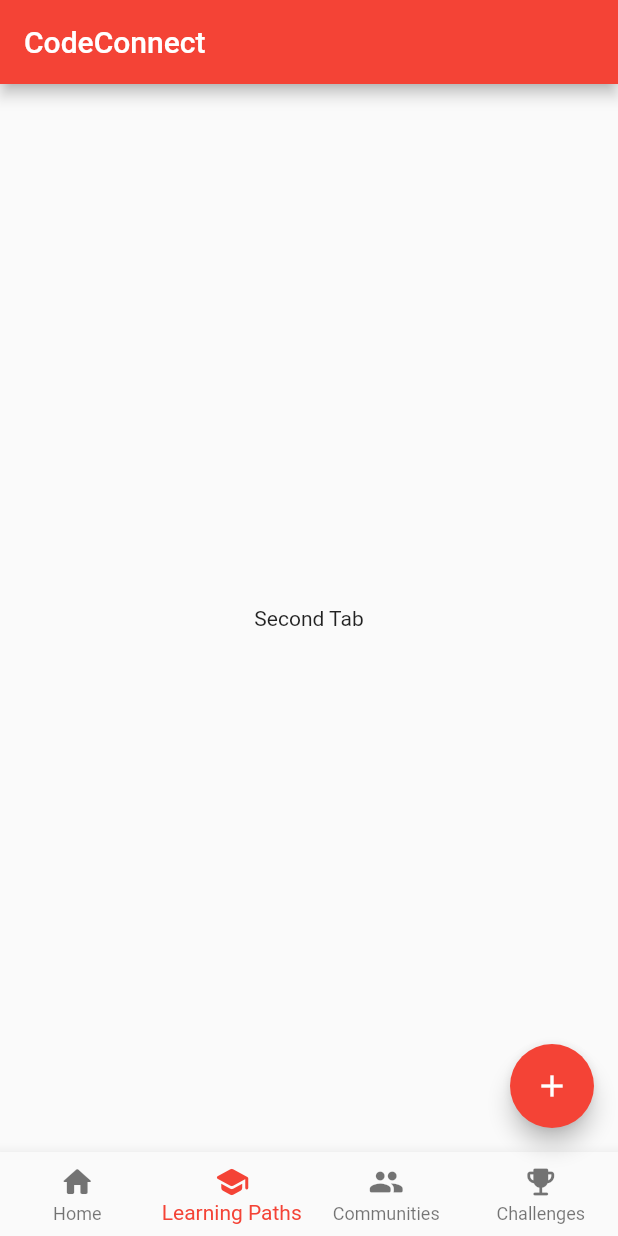
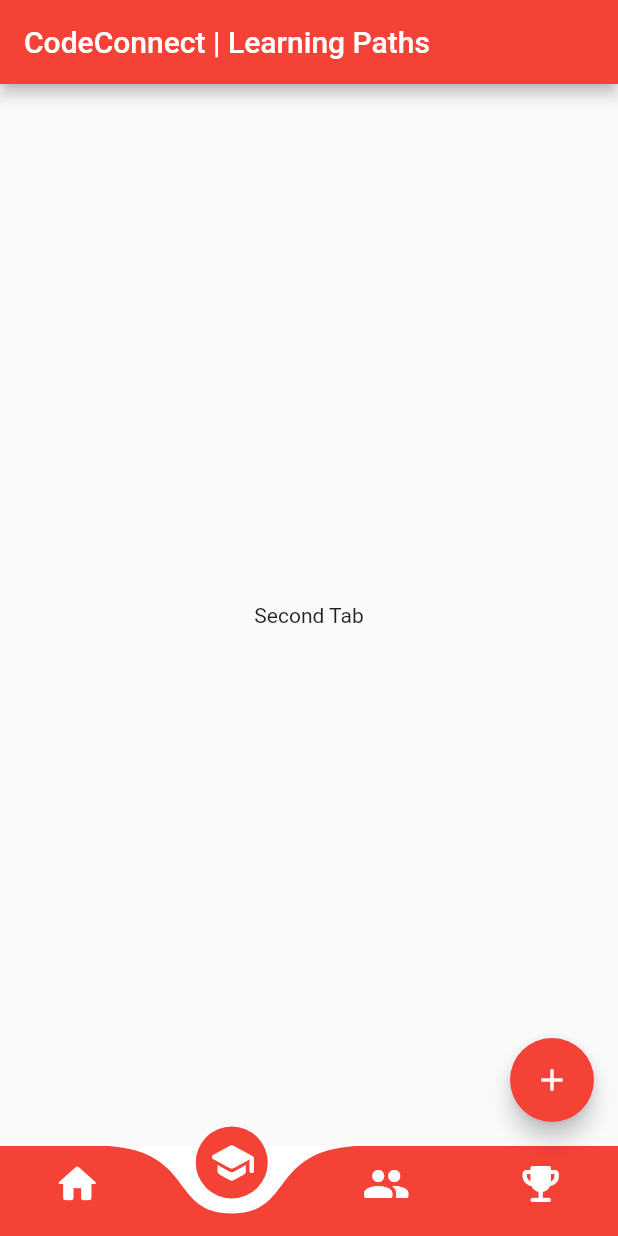
Before and after one commit to erxonxi/app-codeconnect, a Flutter app: the HomeScreen screen opened directly, item 2 of the bottom bar chosen, on a phone screen of 412 x 824 dp. Run offline on Flutter 3.47's test engine with Material 2 defaults, Android fonts, the light colour scheme and no system bars; our stand-ins replace bloc, equatable, flutter_bloc.

Commit message:
:sparkles: add curved navigation bar

```diff
--- a/lib/screens/home/home_screen.dart
+++ b/lib/screens/home/home_screen.dart
@@ -1,5 +1,6 @@
 import 'package:flutter/material.dart';
 
+import 'widgets/curved_navigation_bar/curved_navigation_bar.dart';
 import 'widgets/home_tab_view.dart';
 
 class HomeScreen extends StatefulWidget {
@@ -13,7 +14,6 @@ class HomeScreen extends StatefulWidget {
 
 class _HomeScreenState extends State<HomeScreen> with TickerProviderStateMixin {
   int _counter = 0;
-  int _currentIndex = 0;
 
   late TabController _tabController;
 
@@ -25,12 +25,81 @@ class _HomeScreenState extends State<HomeScreen> with TickerProviderStateMixin {
 
   @override
   Widget build(BuildContext context) {
+    final theme = Theme.of(context);
+    final mediaQuery = MediaQuery.of(context);
+
+    bool isMobile = mediaQuery.size.width < 600;
+
+    String title = _tabController.index == 0
+        ? 'Home'
+        : _tabController.index == 1
+            ? 'Learning Paths'
+            : _tabController.index == 2
+                ? 'Communities'
+                : 'Challenges';
+
     return Scaffold(
       appBar: AppBar(
-        title: Text(widget.title),
+        title: Text('${widget.title} | $title'),
       ),
       body: HomeTabView(tabController: _tabController, counter: _counter),
-      bottomNavigationBar: buildBottomNavigationBar(),
+      drawer: isMobile
+          ? null
+          : Drawer(
+              child: ListView(
+                padding: EdgeInsets.zero,
+                children: <Widget>[
+                  DrawerHeader(
+                    decoration: BoxDecoration(
+                      color: theme.primaryColor,
+                    ),
+                    child: const Center(
+                      child: Text(
+                        'CodeConnect',
+                        style: TextStyle(
+                          color: Colors.white,
+                          fontSize: 24,
+                        ),
+                      ),
+                    ),
+                  ),
+                  // same as bottom navigation bar
+                  ListTile(
+                    leading: const Icon(Icons.home_rounded),
+                    title: const Text('Home'),
+                    onTap: () {
+                      _onTabTapped(0);
+                      Navigator.pop(context);
+                    },
+                  ),
+                  ListTile(
+                    leading: const Icon(Icons.school_rounded),
+                    title: const Text('Learning Paths'),
+                    onTap: () {
+                      _onTabTapped(1);
+                      Navigator.pop(context);
+                    },
+                  ),
+                  ListTile(
+                    leading: const Icon(Icons.people_rounded),
+                    title: const Text('Communities'),
+                    onTap: () {
+                      _onTabTapped(2);
+                      Navigator.pop(context);
+                    },
+                  ),
+                  ListTile(
+                    leading: const Icon(Icons.emoji_events_rounded),
+                    title: const Text('Challenges'),
+                    onTap: () {
+                      _onTabTapped(3);
+                      Navigator.pop(context);
+                    },
+                  ),
+                ],
+              ),
+            ),
+      bottomNavigationBar: isMobile ? buildBottomNavigationBar() : null,
       floatingActionButton: buildFloatingActionButton(),
     );
   }
@@ -43,28 +112,23 @@ class _HomeScreenState extends State<HomeScreen> with TickerProviderStateMixin {
     );
   }
 
-  BottomNavigationBar buildBottomNavigationBar() {
-    return BottomNavigationBar(
-      currentIndex: _currentIndex,
-      type: BottomNavigationBarType.fixed,
+  Widget buildBottomNavigationBar() {
+    final theme = Theme.of(context);
+
+    return CurvedNavigationBar(
+      backgroundColor: Colors.white,
+      color: theme.primaryColor,
+      animationDuration: const Duration(milliseconds: 200),
       onTap: _onTabTapped,
-      items: const [
-        BottomNavigationBarItem(
-          icon: Icon(Icons.home_rounded),
-          label: 'Home',
-        ),
-        BottomNavigationBarItem(
-          icon: Icon(Icons.school_rounded),
-          label: 'Learning Paths',
-        ),
-        BottomNavigationBarItem(
-          icon: Icon(Icons.people_rounded),
-          label: 'Communities',
-        ),
-        BottomNavigationBarItem(
-            icon: Icon(Icons.emoji_events_rounded),
-            label: 'Challenges'
-        )
+      height: 60,
+      items: [
+        Icon(Icons.home_rounded, color: theme.primaryIconTheme.color, size: 32),
+        Icon(Icons.school_rounded,
+            color: theme.primaryIconTheme.color, size: 32),
+        Icon(Icons.people_rounded,
+            color: theme.primaryIconTheme.color, size: 32),
+        Icon(Icons.emoji_events_rounded,
+            color: theme.primaryIconTheme.color, size: 32),
       ],
     );
   }
@@ -77,7 +141,6 @@ class _HomeScreenState extends State<HomeScreen> with TickerProviderStateMixin {
 
   void _onTabTapped(int value) {
     setState(() {
-      _currentIndex = value;
       _tabController.index = value;
     });
   }
--- /dev/null
+++ b/lib/screens/home/widgets/curved_navigation_bar/curved_navigation_bar.dart
@@ -0,0 +1,183 @@
+import 'package:flutter/material.dart';
+
+import 'nav_button.dart';
+import 'nav_custom_painter.dart';
+
+typedef _LetIndexPage = bool Function(int value);
+
+class CurvedNavigationBar extends StatefulWidget {
+  final List<Widget> items;
+  final int index;
+  final Color color;
+  final Color? buttonBackgroundColor;
+  final Color backgroundColor;
+  final ValueChanged<int>? onTap;
+  // ignore: library_private_types_in_public_api
+  final _LetIndexPage letIndexChange;
+  final Curve animationCurve;
+  final Duration animationDuration;
+  final double height;
+
+  CurvedNavigationBar({
+    Key? key,
+    required this.items,
+    this.index = 0,
+    this.color = Colors.white,
+    this.buttonBackgroundColor,
+    this.backgroundColor = Colors.blueAccent,
+    this.onTap,
+    // ignore: library_private_types_in_public_api
+    _LetIndexPage? letIndexChange,
+    this.animationCurve = Curves.easeOut,
+    this.animationDuration = const Duration(milliseconds: 600),
+    this.height = 75.0,
+  })  : letIndexChange = letIndexChange ?? ((_) => true),
+        assert(items.isNotEmpty),
+        assert(0 <= index && index < items.length),
+        assert(0 <= height && height <= 75.0),
+        super(key: key);
+
+  @override
+  CurvedNavigationBarState createState() => CurvedNavigationBarState();
+}
+
+class CurvedNavigationBarState extends State<CurvedNavigationBar>
+    with SingleTickerProviderStateMixin {
+  late double _startingPos;
+  int _endingIndex = 0;
+  late double _pos;
+  double _buttonHide = 0;
+  late Widget _icon;
+  late AnimationController _animationController;
+  late int _length;
+
+  @override
+  void initState() {
+    super.initState();
+    _icon = widget.items[widget.index];
+    _length = widget.items.length;
+    _pos = widget.index / _length;
+    _startingPos = widget.index / _length;
+    _animationController = AnimationController(vsync: this, value: _pos);
+    _animationController.addListener(() {
+      setState(() {
+        _pos = _animationController.value;
+        final endingPos = _endingIndex / widget.items.length;
+        final middle = (endingPos + _startingPos) / 2;
+        if ((endingPos - _pos).abs() < (_startingPos - _pos).abs()) {
+          _icon = widget.items[_endingIndex];
+        }
+        _buttonHide =
+            (1 - ((middle - _pos) / (_startingPos - middle)).abs()).abs();
+      });
+    });
+  }
+
+  @override
+  void didUpdateWidget(CurvedNavigationBar oldWidget) {
+    super.didUpdateWidget(oldWidget);
+    if (oldWidget.index != widget.index) {
+      final newPosition = widget.index / _length;
+      _startingPos = _pos;
+      _endingIndex = widget.index;
+      _animationController.animateTo(newPosition,
+          duration: widget.animationDuration, curve: widget.animationCurve);
+    }
+  }
+
+  @override
+  void dispose() {
+    _animationController.dispose();
+    super.dispose();
+  }
+
+  @override
+  Widget build(BuildContext context) {
+    Size size = MediaQuery.of(context).size;
+    return Container(
+      color: widget.backgroundColor,
+      height: widget.height,
+      child: Stack(
+        clipBehavior: Clip.none,
+        alignment: Alignment.bottomCenter,
+        children: <Widget>[
+          Positioned(
+            bottom: -40 - (75.0 - widget.height),
+            left: Directionality.of(context) == TextDirection.rtl
+                ? null
+                : _pos * size.width,
+            right: Directionality.of(context) == TextDirection.rtl
+                ? _pos * size.width
+                : null,
+            width: size.width / _length,
+            child: Center(
+              child: Transform.translate(
+                offset: Offset(
+                  0,
+                  -(1 - _buttonHide) * 80,
+                ),
+                child: Material(
+                  color: widget.buttonBackgroundColor ?? widget.color,
+                  type: MaterialType.circle,
+                  child: Padding(
+                    padding: const EdgeInsets.all(8.0),
+                    child: _icon,
+                  ),
+                ),
+              ),
+            ),
+          ),
+          Positioned(
+            left: 0,
+            right: 0,
+            bottom: 0 - (75.0 - widget.height),
+            child: CustomPaint(
+              painter: NavCustomPainter(
+                  _pos, _length, widget.color, Directionality.of(context)),
+              child: Container(
+                height: 75.0,
+              ),
+            ),
+          ),
+          Positioned(
+            left: 0,
+            right: 0,
+            bottom: 0 - (75.0 - widget.height),
+            child: SizedBox(
+                height: 100.0,
+                child: Row(
+                    children: widget.items.map((item) {
+                      return NavButton(
+                        onTap: _buttonTap,
+                        position: _pos,
+                        length: _length,
+                        index: widget.items.indexOf(item),
+                        child: Center(child: item),
+                      );
+                    }).toList())),
+          ),
+        ],
+      ),
+    );
+  }
+
+  void setPage(int index) {
+    _buttonTap(index);
+  }
+
+  void _buttonTap(int index) {
+    if (!widget.letIndexChange(index)) {
+      return;
+    }
+    if (widget.onTap != null) {
+      widget.onTap!(index);
+    }
+    final newPosition = index / _length;
+    setState(() {
+      _startingPos = _pos;
+      _endingIndex = index;
+      _animationController.animateTo(newPosition,
+          duration: widget.animationDuration, curve: widget.animationCurve);
+    });
+  }
+}
--- /dev/null
+++ b/lib/screens/home/widgets/curved_navigation_bar/nav_button.dart
@@ -0,0 +1,42 @@
+import 'package:flutter/material.dart';
+
+class NavButton extends StatelessWidget {
+  final double position;
+  final int length;
+  final int index;
+  final ValueChanged<int> onTap;
+  final Widget child;
+
+  const NavButton({super.key,
+    required this.onTap,
+    required this.position,
+    required this.length,
+    required this.index,
+    required this.child,
+  });
+
+  @override
+  Widget build(BuildContext context) {
+    final desiredPosition = 1.0 / length * index;
+    final difference = (position - desiredPosition).abs();
+    final verticalAlignment = 1 - length * difference;
+    final opacity = length * difference;
+    return Expanded(
+      child: GestureDetector(
+        behavior: HitTestBehavior.translucent,
+        onTap: () {
+          onTap(index);
+        },
+        child: SizedBox(
+            height: 75.0,
+            child: Transform.translate(
+              offset: Offset(
+                  0, difference < 1.0 / length ? verticalAlignment * 40 : 0),
+              child: Opacity(
+                  opacity: difference < 1.0 / length * 0.99 ? opacity : 1.0,
+                  child: child),
+            )),
+      ),
+    );
+  }
+}
--- /dev/null
+++ b/lib/screens/home/widgets/curved_navigation_bar/nav_custom_painter.dart
@@ -0,0 +1,53 @@
+import 'package:flutter/material.dart';
+
+class NavCustomPainter extends CustomPainter {
+  late double loc;
+  late double s;
+  Color color;
+  TextDirection textDirection;
+
+  NavCustomPainter(
+      double startingLoc, int itemsLength, this.color, this.textDirection) {
+    final span = 1.0 / itemsLength;
+    s = 0.2;
+    double l = startingLoc + (span - s) / 2;
+    loc = textDirection == TextDirection.rtl ? 0.8 - l : l;
+  }
+
+  @override
+  void paint(Canvas canvas, Size size) {
+    final paint = Paint()
+      ..color = color
+      ..style = PaintingStyle.fill;
+
+    final path = Path()
+      ..moveTo(0, 0)
+      ..lineTo((loc - 0.1) * size.width, 0)
+      ..cubicTo(
+        (loc + s * 0.20) * size.width,
+        size.height * 0.05,
+        loc * size.width,
+        size.height * 0.60,
+        (loc + s * 0.50) * size.width,
+        size.height * 0.60,
+      )
+      ..cubicTo(
+        (loc + s) * size.width,
+        size.height * 0.60,
+        (loc + s - s * 0.20) * size.width,
+        size.height * 0.05,
+        (loc + s + 0.1) * size.width,
+        0,
+      )
+      ..lineTo(size.width, 0)
+      ..lineTo(size.width, size.height)
+      ..lineTo(0, size.height)
+      ..close();
+    canvas.drawPath(path, paint);
+  }
+
+  @override
+  bool shouldRepaint(CustomPainter oldDelegate) {
+    return this != oldDelegate;
+  }
+}
--- a/lib/screens/login/login_screen.dart
+++ b/lib/screens/login/login_screen.dart
@@ -77,7 +77,21 @@ class _LoginScreenState extends State<LoginScreen> {
                           ),
                         ])),
 
-                    // not a member? sign up button
+                    const SizedBox(height: 20),
+
+                    TextButton(
+                      onPressed: () {
+                        Navigator.of(context).pushReplacement(
+                          MaterialPageRoute(
+                            builder: (context) => const HomeScreen(title: "CodeConnect",),
+                          ),
+                        );
+                      },
+                      child: Text(
+                        'Not a member? Sign up',
+                        style: Theme.of(context).textTheme.titleMedium,
+                      ),
+                    ),
                   ],
                 ),
               ),
```
